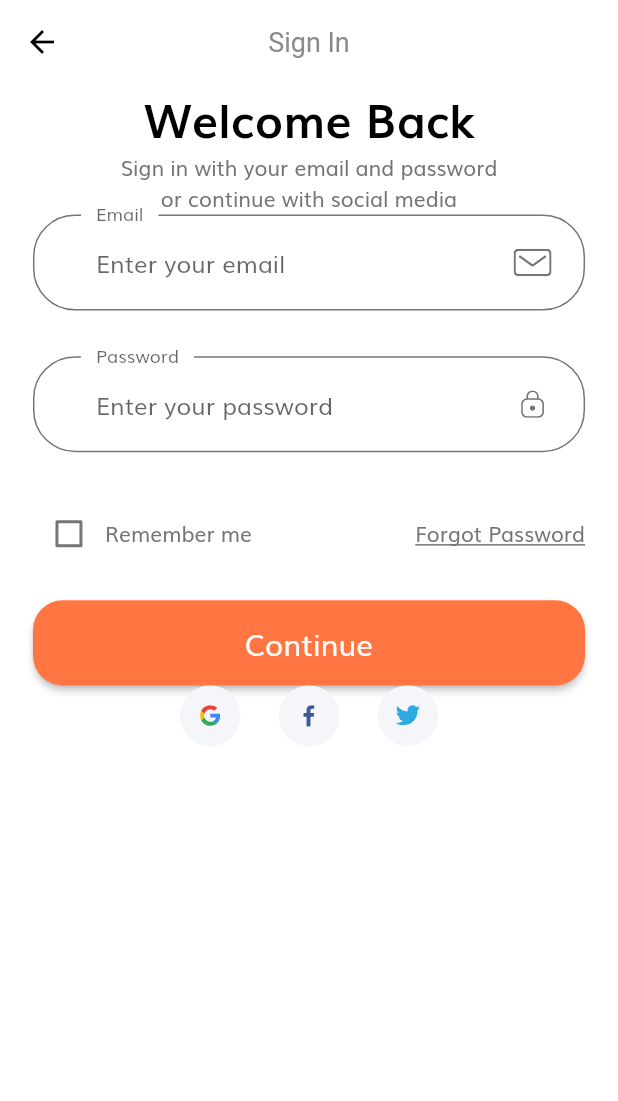
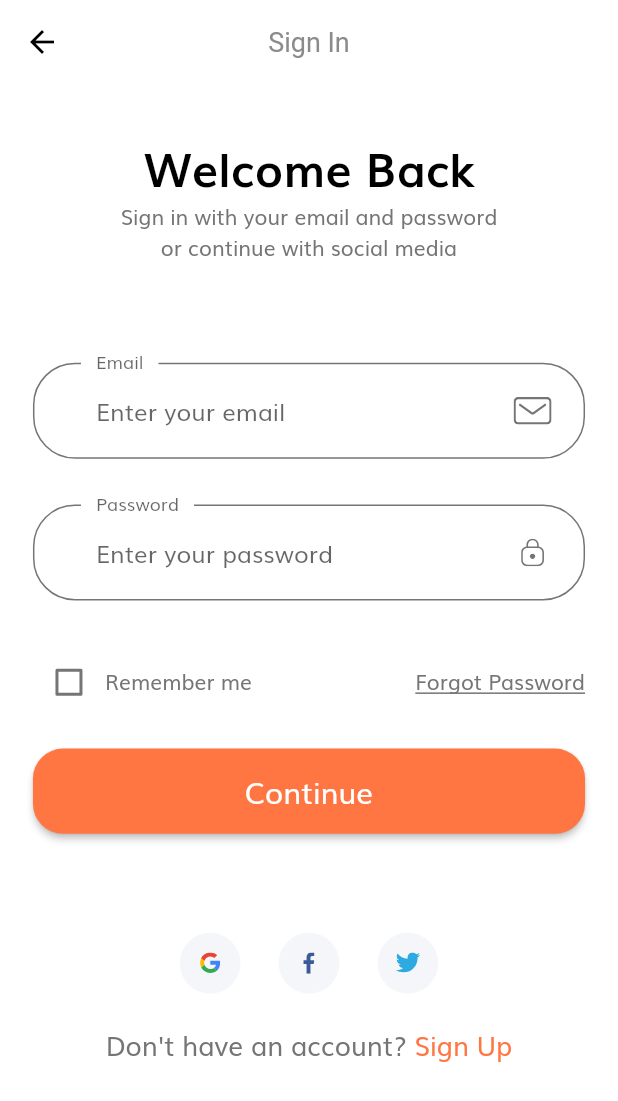
Before and after one commit to shimizu-saffle/e-commerce-app-ui-sample, a Flutter app: the screen it shows after launch, after a tap on "Continue", on a phone screen of 412 x 824 dp. Shown: the top 1101 px of the screen. Run offline on Flutter 3.47's test engine with Material 2 defaults, Android fonts, the phone set to English and light mode, and no system bars; our stand-ins replace flutter_svg.

Commit message:
NoAccountText

```diff
--- a/lib/routes.dart
+++ b/lib/routes.dart
@@ -1,3 +1,4 @@
+import 'package:e_commerce_app_ui_sample/screens/forgot_password/forgot_password_screen.dart';
 import 'package:e_commerce_app_ui_sample/screens/sign_in/sign_in_screen.dart';
 import 'package:e_commerce_app_ui_sample/screens/splash/splash_screen.dart';
 import 'package:flutter/widgets.dart';
@@ -5,4 +6,5 @@ import 'package:flutter/widgets.dart';
 final Map<String, WidgetBuilder> routes = {
   SplashScreen.routeName: (context) => const SplashScreen(),
   SignInScreen.routeName: (context) => const SignInScreen(),
+  ForgotPasswordScreen.routeName: (context) => const ForgotPasswordScreen(),
 };
--- /dev/null
+++ b/lib/screens/forgot_password/forgot_password_screen.dart
@@ -0,0 +1,11 @@
+import 'package:flutter/material.dart';
+
+class ForgotPasswordScreen extends StatelessWidget {
+  const ForgotPasswordScreen({Key? key}) : super(key: key);
+  static String routeName = '/forgot_password';
+
+  @override
+  Widget build(BuildContext context) {
+    return const Scaffold();
+  }
+}
--- a/lib/screens/sign_in/components/body.dart
+++ b/lib/screens/sign_in/components/body.dart
@@ -1,6 +1,7 @@
 import 'package:e_commerce_app_ui_sample/size_config.dart';
 import 'package:flutter/material.dart';
 
+import 'no_account_text.dart';
 import 'sign_form.dart';
 import 'social_card.dart';
 
@@ -16,8 +17,10 @@ class Body extends StatelessWidget {
           padding: EdgeInsets.symmetric(
             horizontal: getProportionateScreenWidth(20),
           ),
+          child: SingleChildScrollView(
             child: Column(
               children: [
+                SizedBox(height: SizeConfig.screenHeight * 0.04),
                 Text(
                   'Welcome Back',
                   style: TextStyle(
@@ -30,7 +33,9 @@ class Body extends StatelessWidget {
                   'Sign in with your email and password  \nor continue with social media',
                   textAlign: TextAlign.center,
                 ),
+                SizedBox(height: SizeConfig.screenHeight * 0.08),
                 const SignForm(),
+                SizedBox(height: SizeConfig.screenHeight * 0.08),
                 Row(
                   mainAxisAlignment: MainAxisAlignment.center,
                   children: [
@@ -48,7 +53,10 @@ class Body extends StatelessWidget {
                     ),
                   ],
                 ),
+                SizedBox(height: getProportionateScreenHeight(20)),
+                const NoAccountText(),
               ],
+            ),
           ),
         ),
       ),
--- /dev/null
+++ b/lib/screens/sign_in/components/no_account_text.dart
@@ -0,0 +1,37 @@
+import 'package:flutter/material.dart';
+
+import '../../../constants.dart';
+import '../../../size_config.dart';
+import '../../forgot_password/forgot_password_screen.dart';
+
+class NoAccountText extends StatelessWidget {
+  const NoAccountText({
+    Key? key,
+  }) : super(key: key);
+
+  @override
+  Widget build(BuildContext context) {
+    return Row(
+      mainAxisAlignment: MainAxisAlignment.center,
+      children: [
+        Text(
+          "Don't have an account? ",
+          style: TextStyle(fontSize: getProportionateScreenWidth(16)),
+        ),
+        GestureDetector(
+          onTap: () => Navigator.popAndPushNamed(
+            context,
+            ForgotPasswordScreen.routeName,
+          ),
+          child: Text(
+            "Sign Up",
+            style: TextStyle(
+              fontSize: getProportionateScreenWidth(16),
+              color: kPrimaryColor,
+            ),
+          ),
+        ),
+      ],
+    );
+  }
+}
```
Also changed, not shown: lib/screens/forgot_password/components/body.dart (added). Lines whose indentation alone changed are shown as unchanged.
